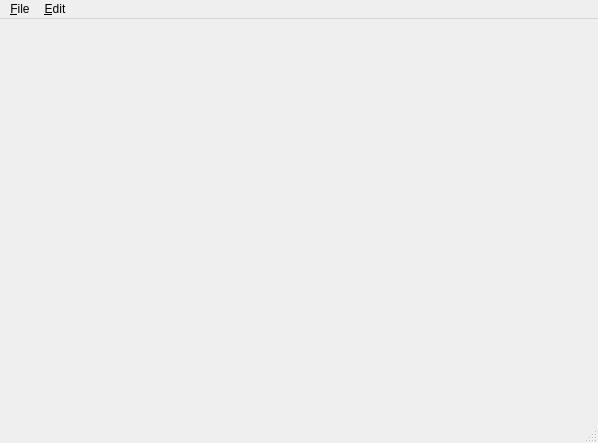
Old version of the form trunk/lsculptmainwin.ui in the repository RomkoSI/lsculpt.
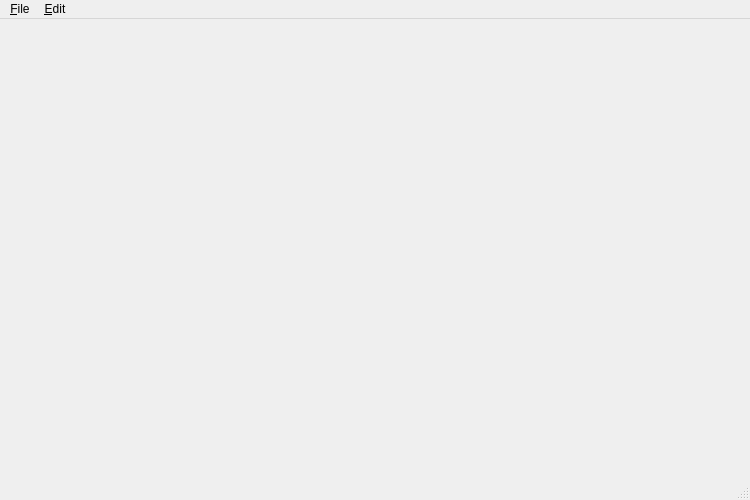
New version of the form.

Commit message: Minor tweaks to UI widget positions & window sizing.

```diff
--- a/trunk/lsculptmainwin.ui
+++ b/trunk/lsculptmainwin.ui
@@ -6,8 +6,8 @@
    <rect>
     <x>0</x>
     <y>0</y>
-    <width>598</width>
-    <height>443</height>
+    <width>750</width>
+    <height>500</height>
    </rect>
   </property>
   <property name="windowTitle">
@@ -19,7 +19,7 @@
     <rect>
      <x>0</x>
      <y>0</y>
-     <width>598</width>
+     <width>750</width>
      <height>18</height>
     </rect>
    </property>
```
The commit also changes 1 other file.
